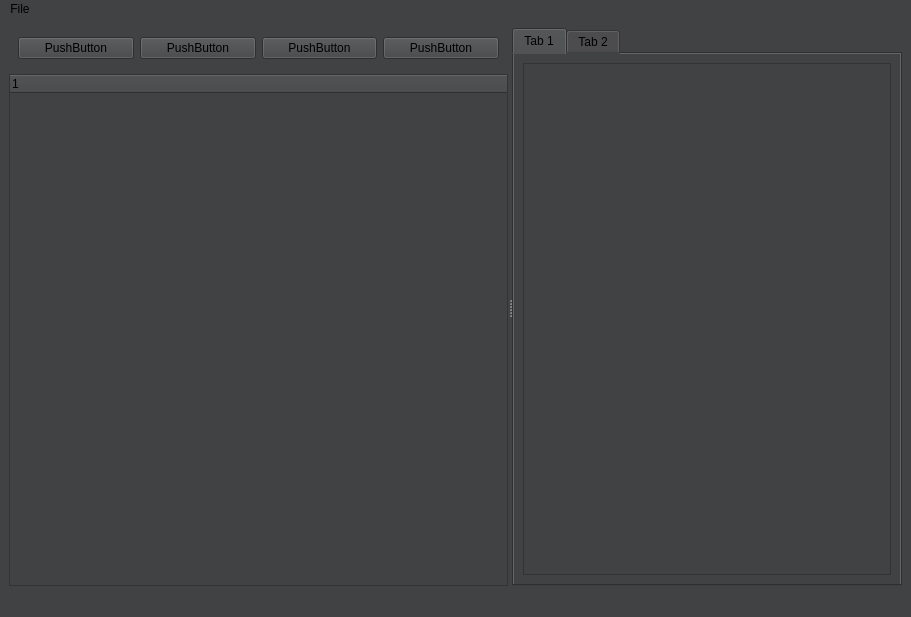
This is codeeditor.ui in EmreArapcicUevak/CodeLab-Notes as Qt 5 draws it before an edit. The edited form follows.
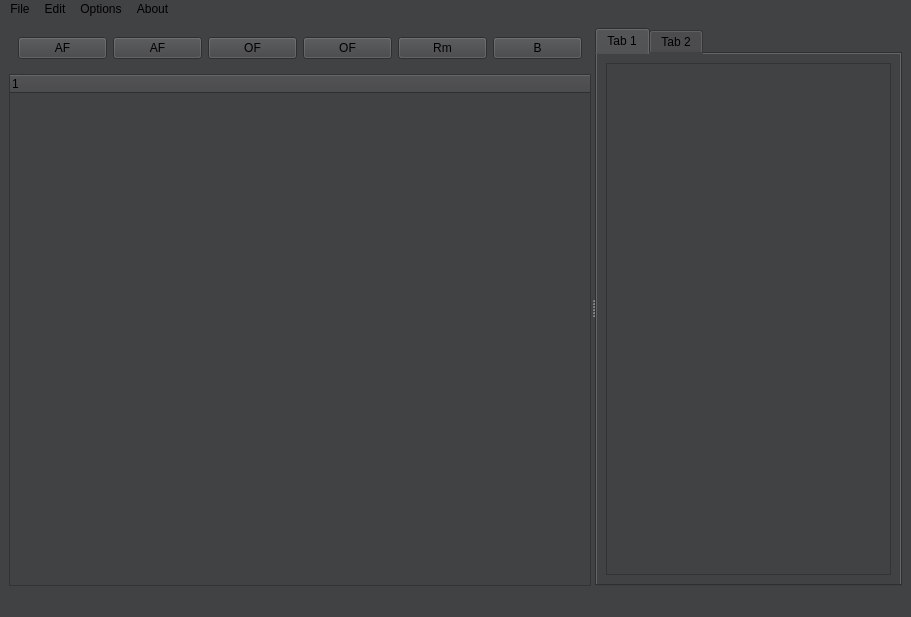
This is the edited form.

Commit message: Add menu bar buttons

Diff of the .ui file:
```diff
--- a/codeeditor.ui
+++ b/codeeditor.ui
@@ -46,28 +46,42 @@
            <item>
             <widget class="QPushButton" name="pushButton_2">
              <property name="text">
-              <string>PushButton</string>
+              <string>AF</string>
              </property>
             </widget>
            </item>
            <item>
             <widget class="QPushButton" name="pushButton_3">
              <property name="text">
-              <string>PushButton</string>
+              <string>AF</string>
              </property>
             </widget>
            </item>
            <item>
             <widget class="QPushButton" name="pushButton_4">
              <property name="text">
-              <string>PushButton</string>
+              <string>OF</string>
              </property>
             </widget>
            </item>
            <item>
             <widget class="QPushButton" name="pushButton">
              <property name="text">
-              <string>PushButton</string>
+              <string>OF</string>
+             </property>
+            </widget>
+           </item>
+           <item>
+            <widget class="QPushButton" name="pushButton_5">
+             <property name="text">
+              <string>Rm</string>
+             </property>
+            </widget>
+           </item>
+           <item>
+            <widget class="QPushButton" name="pushButton_6">
+             <property name="text">
+              <string>B</string>
              </property>
             </widget>
            </item>
@@ -140,8 +154,48 @@
     <property name="title">
      <string>File</string>
     </property>
+    <addaction name="actionNew_Text_File"/>
+    <addaction name="actionNew_File"/>
+    <addaction name="separator"/>
+    <addaction name="actionOpen_File"/>
+    <addaction name="actionOpen_Folder"/>
+    <addaction name="separator"/>
+    <addaction name="actionSave"/>
+    <addaction name="actionSave_as"/>
+    <addaction name="actionSave_All"/>
+    <addaction name="separator"/>
+    <addaction name="actionAuto_Save"/>
+    <addaction name="separator"/>
+    <addaction name="actionQuit"/>
+   </widget>
+   <widget class="QMenu" name="menuEdit">
+    <property name="title">
+     <string>Edit</string>
+    </property>
+    <addaction name="actionUndo"/>
+    <addaction name="actionRedo"/>
+    <addaction name="separator"/>
+    <addaction name="actionCut"/>
+    <addaction name="actionCopy"/>
+    <addaction name="actionPaste"/>
+   </widget>
+   <widget class="QMenu" name="menuOptions">
+    <property name="title">
+     <string>Options</string>
+    </property>
+    <addaction name="actionCompiler"/>
+   </widget>
+   <widget class="QMenu" name="menuAbout">
+    <property name="title">
+     <string>About</string>
+    </property>
+    <addaction name="actionAbout_CodeLab_Notes"/>
+    <addaction name="actionAbout_QT"/>
    </widget>
    <addaction name="menuFile"/>
+   <addaction name="menuEdit"/>
+   <addaction name="menuOptions"/>
+   <addaction name="menuAbout"/>
   </widget>
  </widget>
  <resources/>
```
Left out of the diff: 85 changed lines with no effect on the pictures.
